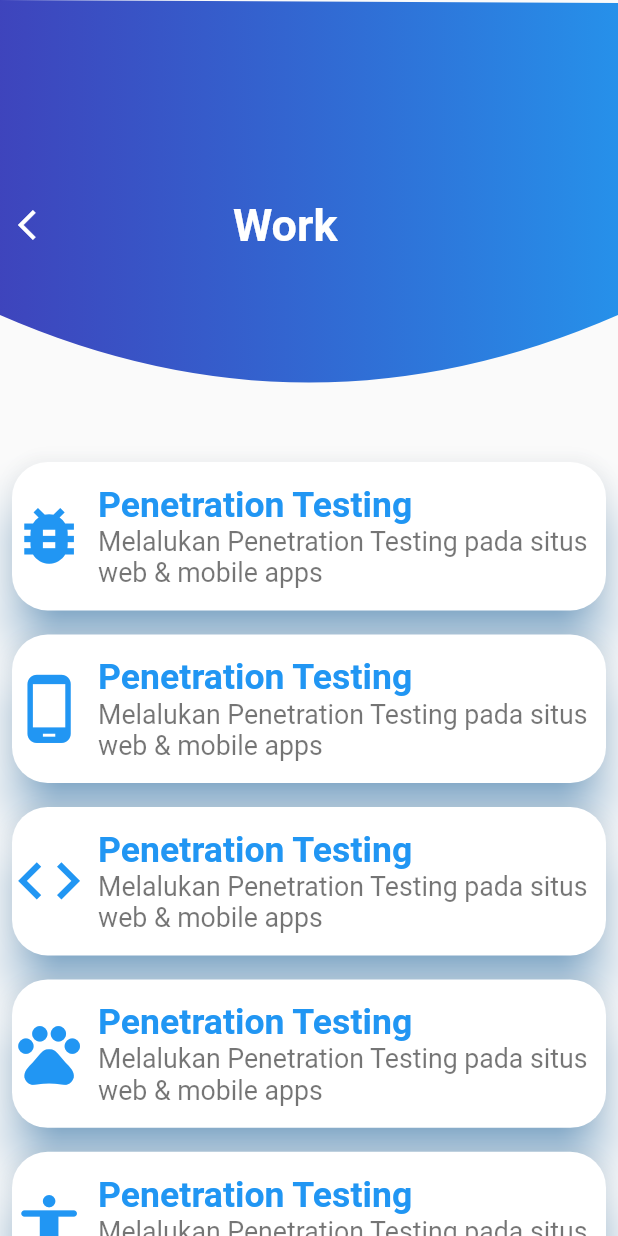
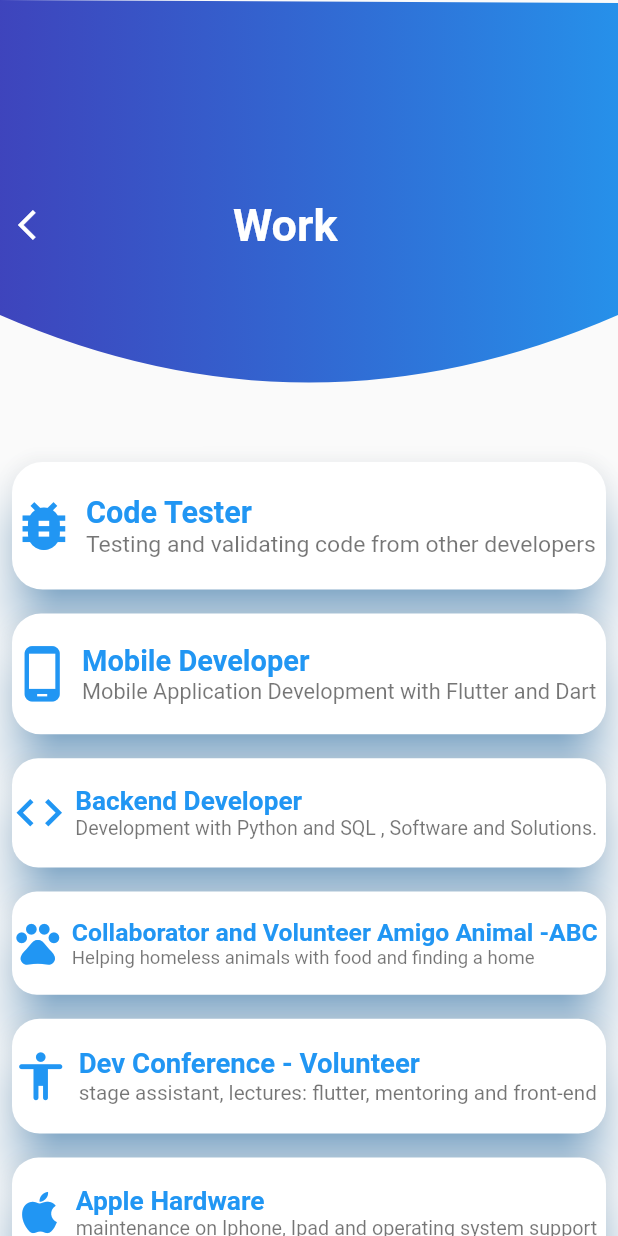
Before and after one commit to vtrsc/e-commerce, a Flutter app: the screen it shows after launch, after a tap on "Work", on a phone screen of 412 x 824 dp. Run offline on Flutter 3.47's test engine with Material 2 defaults, Android fonts, the phone set to English and light mode, and no system bars; missing offline and left inert: dart:ffi.

Commit message:
upload work file

```diff
--- a/teste/lib/dashboard.dart
+++ b/teste/lib/dashboard.dart
@@ -97,13 +97,13 @@
                                 MaterialPageRoute(
                                     builder: (context) => profile()),
                               ),
-                              splashColor: Color.fromARGB(255, 20, 105, 244),
+                              splashColor: Color.fromARGB(211, 80, 151, 209),
                               child: Center(
                                 child: Column(
                                   mainAxisAlignment: MainAxisAlignment.center,
                                   children: const [
                                     Icon(Icons.person,
-                                        size: 70, color:Color.fromARGB(255, 20, 105, 244)),
+                                        size: 70, color:Color.fromARGB(255, 150, 169, 199)),
                                     Text("Profile",
                                      style: TextStyle( fontWeight: FontWeight.bold,)),
                                   ],
--- a/teste/lib/education.dart
+++ b/teste/lib/education.dart
@@ -59,16 +59,16 @@
   final double _borderRadius = 24;
 
   var items = [
-    PlaceInfo('   Kaplan languages',ui.Color.fromARGB(255,44, 62, 80).withOpacity(0.8), ui.Color.fromARGB(255,44, 62, 80).withOpacity(0.9),
+    PlaceInfo('   Kaplan languages',ui.Color.fromARGB(255,33 , 74, 156).withOpacity(0.8), ui.Color.fromARGB(255,33 , 74, 156).withOpacity(0.9),
         'Irland - Dublin', '  \n• conversation \n • grammar  \n • reading', ),
-        PlaceInfo('  Oracle University',ui.Color.fromARGB(255,231, 76, 60).withOpacity(0.8), ui.Color.fromARGB(255,231, 76, 60).withOpacity(0.9),
+        PlaceInfo('  Oracle University',ui.Color.fromARGB(255,19, 43, 92).withOpacity(0.8), ui.Color.fromARGB(255,19, 43, 92).withOpacity(0.9),
         'Online', '• Oracle Cloud Infrastructure 2021 Architect'),
-    PlaceInfo('   Senai  \n• Mechanical tecnology\n • Mechanical Lathe Operations\n • technical drawing', ui.Color.fromARGB(39, 93, 95, 95), ui.Color.fromARGB(255,236, 240, 241), 'Sao Paulo - Santo André',
+    PlaceInfo('   Senai  \n• Mechanical tecnology\n • Mechanical Lathe Operations\n • technical drawing', ui.Color.fromARGB(255,45, 103, 219), ui.Color.fromARGB(255,45, 103, 219), 'Sao Paulo - Santo André',
         '' , ),
 
-    PlaceInfo('   Tecnoponta', ui.Color.fromARGB( 255,52, 152, 219), ui.Color.fromARGB( 255,52, 152, 219),
+    PlaceInfo('   Tecnoponta', ui.Color.fromARGB( 255,49, 110, 232), ui.Color.fromARGB( 255,49, 110, 232),
         'Sao Paulo', '• Hardware (iPhone ,iPad)\n • iPhone Support\n • iPad Support '),
-    PlaceInfo(' technologist ',   ui.Color.fromARGB(255, 41, 128, 185), ui.Color.fromARGB(255, 41, 128, 185),
+    PlaceInfo(' technologist ',   ui.Color.fromARGB(255, 41, 92, 194), ui.Color.fromARGB(255, 41, 92, 194),
         'Sao Paulo - Sao Caetano', '• Information Technology Management'),
 
   ];
--- a/teste/lib/skillsMelhor.dart
+++ b/teste/lib/skillsMelhor.dart
@@ -84,7 +84,7 @@
                 borderRadius: BorderRadius.only(
 
                   topLeft: Radius.circular(40),
-
+                  topRight: Radius.circular(40),
 
                 )
               ),
--- a/teste/lib/work.dart
+++ b/teste/lib/work.dart
@@ -14,9 +14,9 @@
 }
 
 class _workState extends State<work> {
-  bool _customTileExpanded = false;
 
-  static const String _title = 'Projects';
+
+
 
   @override
   Widget build(BuildContext context) {
@@ -96,7 +96,7 @@
                                 crossAxisAlignment: CrossAxisAlignment.start,
                                 children: <Widget>[
                                   const Text(
-                                    'Penetration Testing',
+                                    'Code Tester',
                                     style: TextStyle(
                                       color: Colors.blue,
                                       fontSize: 24.0,
@@ -106,7 +106,7 @@
                                   Row(
                                     children: const [
                                       Text(
-                                        'Melalukan Penetration Testing pada situs \nweb & mobile apps',
+                                        'Testing and validating code from other developers',
                                         style: TextStyle(
                                           color: Colors.black54,
                                           fontSize: 18.0,
@@ -146,7 +146,7 @@
                                 crossAxisAlignment: CrossAxisAlignment.start,
                                 children: <Widget>[
                                   const Text(
-                                    'Penetration Testing',
+                                    'Mobile Developer',
                                     style: TextStyle(
                                       color: Colors.blue,
                                       fontSize: 24.0,
@@ -156,7 +156,7 @@
                                   Row(
                                     children: const [
                                       Text(
-                                        'Melalukan Penetration Testing pada situs \nweb & mobile apps',
+                                        'Mobile Application Development with Flutter and Dart',
                                         style: TextStyle(
                                           color: Colors.black54,
                                           fontSize: 18.0,
@@ -196,7 +196,7 @@
                                 crossAxisAlignment: CrossAxisAlignment.start,
                                 children: <Widget>[
                                   const Text(
-                                    'Penetration Testing',
+                                    'Backend Developer',
                                     style: TextStyle(
                                       color: Colors.blue,
                                       fontSize: 24.0,
@@ -206,7 +206,7 @@
                                   Row(
                                     children: const [
                                       Text(
-                                        'Melalukan Penetration Testing pada situs \nweb & mobile apps',
+                                        'Development with Python and SQL , Software and Solutions.',
                                         style: TextStyle(
                                           color: Colors.black54,
                                           fontSize: 18.0,
@@ -246,7 +246,7 @@
                                 crossAxisAlignment: CrossAxisAlignment.start,
                                 children: <Widget>[
                                   const Text(
-                                    'Penetration Testing',
+                                    'Collaborator and Volunteer Amigo Animal -ABC',
                                     style: TextStyle(
                                       color: Colors.blue,
                                       fontSize: 24.0,
@@ -256,7 +256,7 @@
                                   Row(
                                     children: const [
                                       Text(
-                                        'Melalukan Penetration Testing pada situs \nweb & mobile apps',
+                                        'Helping homeless animals with food and finding a home',
                                         style: TextStyle(
                                           color: Colors.black54,
                                           fontSize: 18.0,
@@ -296,7 +296,7 @@
                                 crossAxisAlignment: CrossAxisAlignment.start,
                                 children: <Widget>[
                                   const Text(
-                                    'Penetration Testing',
+                                    'Dev Conference - Volunteer',
                                     style: TextStyle(
                                       color: Colors.blue,
                                       fontSize: 24.0,
@@ -306,7 +306,7 @@
                                   Row(
                                     children: const [
                                       Text(
-                                        'Melalukan Penetration Testing pada situs \nweb & mobile apps',
+                                        'stage assistant, lectures: flutter, mentoring and front-end',
                                         style: TextStyle(
                                           color: Colors.black54,
                                           fontSize: 18.0,
@@ -346,7 +346,7 @@
                                 crossAxisAlignment: CrossAxisAlignment.start,
                                 children: <Widget>[
                                   const Text(
-                                    'Penetration Testing',
+                                    'Apple Hardware',
                                     style: TextStyle(
                                       color: Colors.blue,
                                       fontSize: 24.0,
@@ -356,7 +356,7 @@
                                   Row(
                                     children: const [
                                       Text(
-                                        'Melalukan Penetration Testing pada situs \nweb & mobile apps',
+                                        'maintenance on Iphone, Ipad and operating system support',
                                         style: TextStyle(
                                           color: Colors.black54,
                                           fontSize: 18.0,
```
